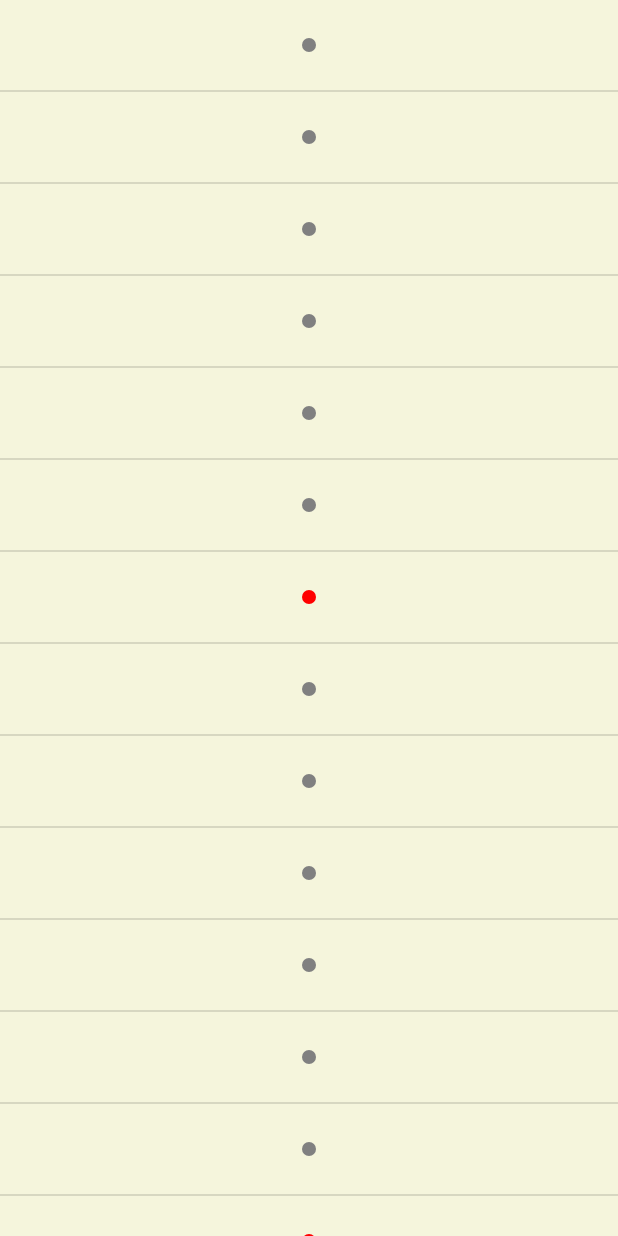
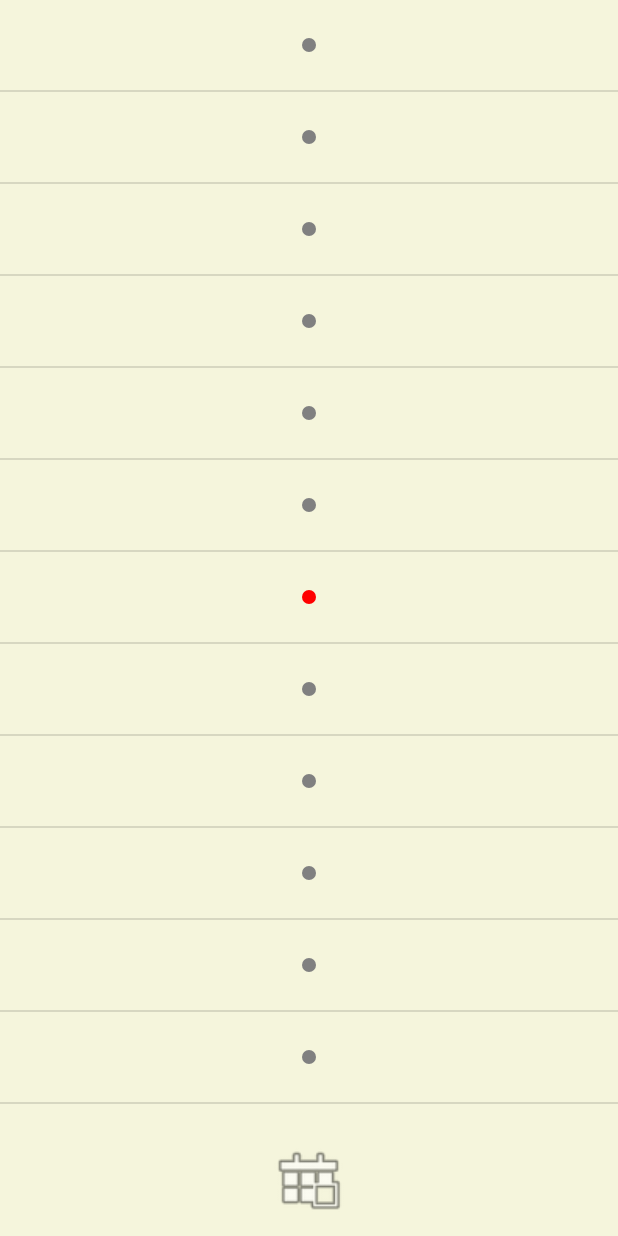
Before and after one commit to FainBleeze/Viary, an Android app: the screen it shows after launch (MainActivity), on a phone screen of 412 x 824 dp. Run offline under Robolectric (Android 15) with nearby library versions, the phone set to English and light mode, and no system bars.

Commit message:
增加日期选择、长安删除

```diff
--- a/Viary/app/build.gradle
+++ b/Viary/app/build.gradle
@@ -31,4 +31,5 @@ dependencies {
     androidTestImplementation 'androidx.test.ext:junit:1.1.1'
     androidTestImplementation 'androidx.test.espresso:espresso-core:3.2.0'
     implementation 'androidx.constraintlayout:constraintlayout:1.1.3'
+    implementation 'androidx.recyclerview:recyclerview:1.1.0'
 }
--- a/Viary/app/src/main/AndroidManifest.xml
+++ b/Viary/app/src/main/AndroidManifest.xml
@@ -20,6 +20,7 @@
         </activity>
         <activity android:name=".DiaryActivity"></activity>
         <activity android:name=".ChooseActivity"/>
+        <activity android:name=".MonthPickActivity"/>
     </application>
 
 </manifest>
--- a/Viary/app/src/main/java/com/hyxy/viary/DiaryAdapter.java
+++ b/Viary/app/src/main/java/com/hyxy/viary/DiaryAdapter.java
@@ -58,7 +58,7 @@ public class DiaryAdapter extends BaseAdapter {
         ViewHolderDiary holderDiary=null;
         ViewHolderDot holderDot=null;
         int type=getItemViewType(position);
-        System.out.println("position:"+position);
+        //System.out.println("position:"+position);
 
         //if view未被实例化，new viewholder
 //        if(convertView==null){
--- a/Viary/app/src/main/res/layout/layout_main.xml
+++ b/Viary/app/src/main/res/layout/layout_main.xml
@@ -1,5 +1,7 @@
 <?xml version="1.0" encoding="utf-8"?>
 <LinearLayout xmlns:android="http://schemas.android.com/apk/res/android"
+    xmlns:app="http://schemas.android.com/apk/res-auto"
+    xmlns:tools="http://schemas.android.com/tools"
     android:layout_width="match_parent"
     android:layout_height="match_parent"
     android:background="@color/beige"
@@ -8,11 +10,23 @@
     <ListView
         android:id="@+id/diary_listview"
         android:layout_width="match_parent"
-        android:layout_height="match_parent" />
+        android:layout_height="0dp"
+        android:layout_weight="10" />
 
     <LinearLayout
         android:layout_width="match_parent"
-        android:layout_height="60dp"
-        android:orientation="horizontal"></LinearLayout>
+        android:layout_height="0dp"
+        android:layout_weight="1"
+        android:gravity="center"
+        android:orientation="horizontal">
+
+        <ImageView
+            android:id="@+id/month_selector"
+            android:layout_width="50dp"
+            android:layout_height="50dp"
+            android:background="@color/beige"
+            android:visibility="visible"
+            app:srcCompat="@android:drawable/ic_menu_today" />
+    </LinearLayout>
 
 </LinearLayout>
```
Also changed, not shown: Viary/app/src/main/java/com/hyxy/viary/MainActivity.java (+112 -9 lines), Viary/app/src/main/java/com/hyxy/viary/MonthPickActivity.java (added, +52 -0 lines), Viary/app/src/main/res/layout/layout_month_select.xml (added, +26 -0 lines).
